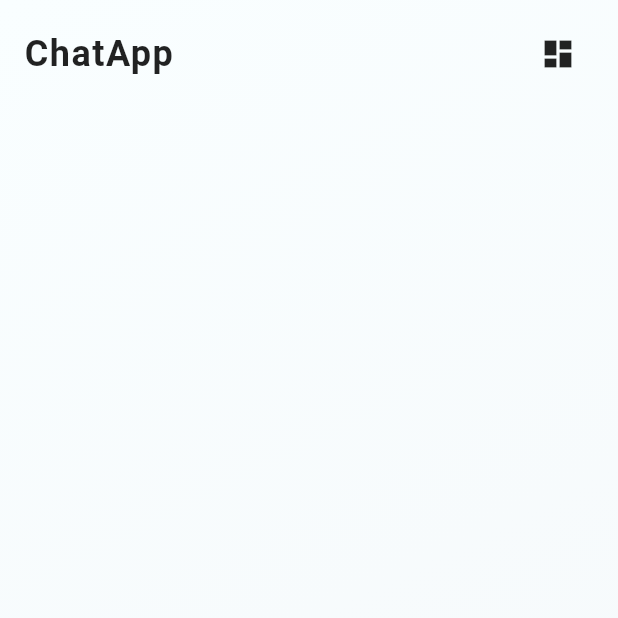
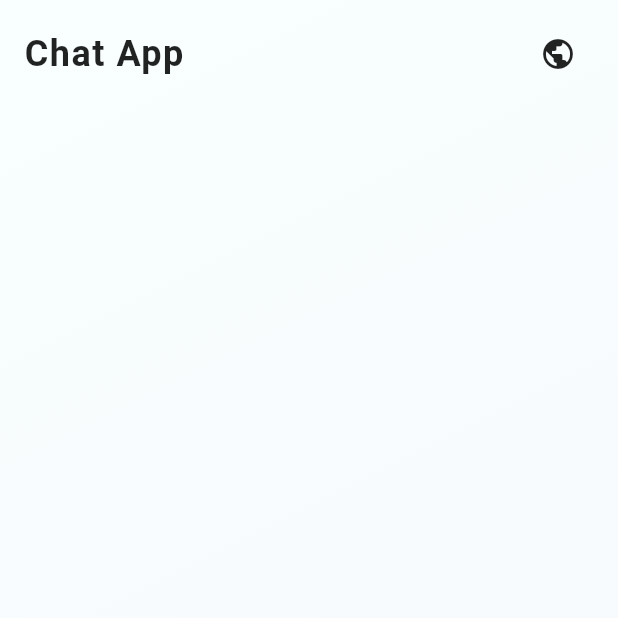
Before and after one commit to Rachit2030/Coding-Assessment, a Flutter app: the screen it shows after launch, on a phone screen of 412 x 824 dp, the top half of it. Run offline on Flutter 3.47's test engine with Material 3 defaults, Android fonts, the phone set to English and light mode, and no system bars; our stand-ins replace flutter_bloc, webview_flutter.

Commit message:
Fixed theming

```diff
--- a/messaging_app/lib/View/chat_page.dart
+++ b/messaging_app/lib/View/chat_page.dart
@@ -111,11 +111,13 @@ class _ChatPageState extends State<ChatPage> {
     );
   }
 
+
+
   PreferredSizeWidget _buildAppBar(bool isDark) {
     return PreferredSize(
       preferredSize: const Size.fromHeight(70),
       child: Container(
-        height: 70,
+
         padding: const EdgeInsets.only(top: 10),
         margin: const EdgeInsets.only(bottom: 8),
         decoration: BoxDecoration(
@@ -126,7 +128,7 @@ class _ChatPageState extends State<ChatPage> {
         ),
         child: AppBar(
           title: Text(
-            "ChatApp",
+            "Chat App",
             style: TextStyle(
               fontSize: 24,
               fontWeight: FontWeight.w700,
@@ -141,7 +143,7 @@ class _ChatPageState extends State<ChatPage> {
             Padding(
               padding: const EdgeInsets.only(right: 16),
               child: IconButton(
-                icon: Icon(Icons.dashboard, color: isDark ? Colors.white : Colors.black87),
+                icon: Icon(Icons.public, color: isDark ? Colors.white : Colors.black87),
                 onPressed: () => Navigator.push(
                   context,
                   MaterialPageRoute(builder: (_) =>  ToolsPage()),
@@ -153,6 +155,8 @@ class _ChatPageState extends State<ChatPage> {
       ),
     );
   }
+
+
 
   Widget _inputBar(bool isDark) {
     final cubit = context.read<ChatCubit>();
```
Also changed, not shown: messaging_app/lib/View/chat_bubble.dart (+29 -29 lines).
